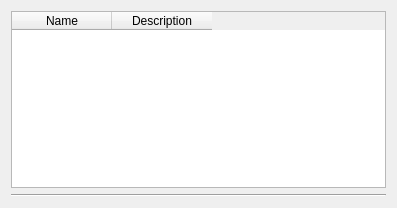
Above: agent/src/clacks/agent/data/templates/default/sambaUserWorkstations.ui from gonicus/clacks before the change. Below: the same form after it.
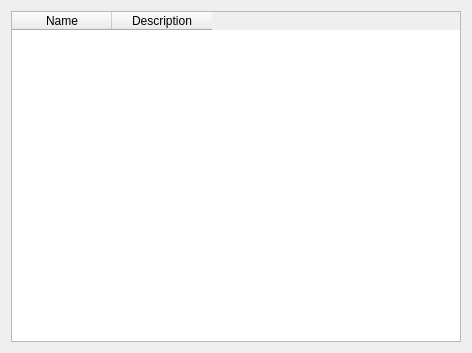
That is the form after the change.

Commit message: Break dialog layout

What changed in the file:
```diff
--- a/agent/src/clacks/agent/data/templates/default/sambaUserWorkstations.ui
+++ b/agent/src/clacks/agent/data/templates/default/sambaUserWorkstations.ui
@@ -6,8 +6,8 @@
    <rect>
     <x>0</x>
     <y>0</y>
-    <width>397</width>
-    <height>208</height>
+    <width>472</width>
+    <height>353</height>
    </rect>
   </property>
   <property name="windowTitle">
@@ -31,26 +31,6 @@
      </column>
     </widget>
    </item>
-   <item>
-    <widget class="Line" name="line">
-     <property name="orientation">
-      <enum>Qt::Horizontal</enum>
-     </property>
-    </widget>
-   </item>
-   <item>
-    <spacer name="verticalSpacer">
-     <property name="orientation">
-      <enum>Qt::Vertical</enum>
-     </property>
-     <property name="sizeHint" stdset="0">
-      <size>
-       <width>20</width>
-       <height>10</height>
-      </size>
-     </property>
-    </spacer>
-   </item>
   </layout>
  </widget>
  <resources/>
```
The commit also changes 5 other files.
